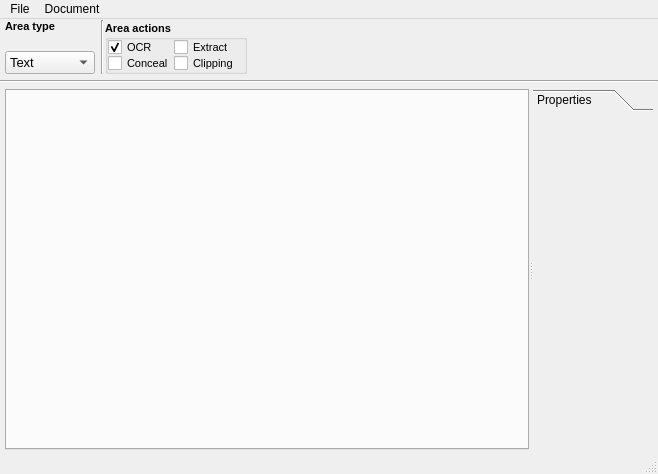
Qt form ui-doc-viewer/ui-widgets/views/mainwindow.ui (pornosaur/doc-viewer) before a commit.
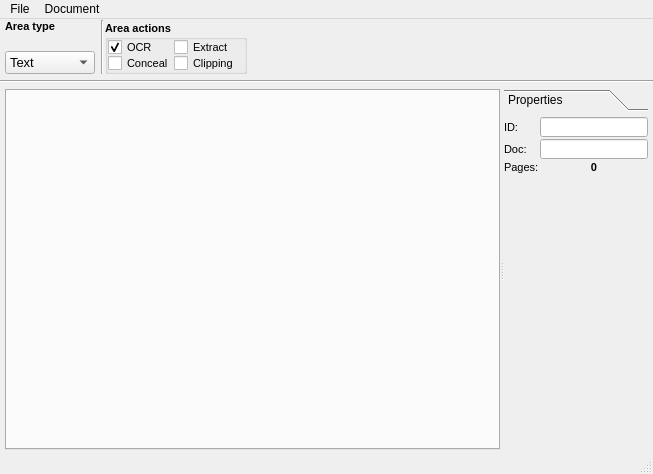
The same form after that commit. Custom widgets are drawn as their Qt base class.

Diff of the .ui file:
```diff
--- a/ui-doc-viewer/ui-widgets/views/mainwindow.ui
+++ b/ui-doc-viewer/ui-widgets/views/mainwindow.ui
@@ -9,7 +9,7 @@
    <rect>
     <x>0</x>
     <y>0</y>
-    <width>658</width>
+    <width>653</width>
     <height>474</height>
    </rect>
   </property>
@@ -477,6 +477,12 @@
           </property>
          </widget>
          <widget class="QToolBox" name="tool_box_property">
+          <property name="sizePolicy">
+           <sizepolicy hsizetype="Minimum" vsizetype="Expanding">
+            <horstretch>0</horstretch>
+            <verstretch>0</verstretch>
+           </sizepolicy>
+          </property>
           <property name="minimumSize">
            <size>
             <width>120</width>
@@ -501,6 +507,24 @@
              <height>339</height>
             </rect>
            </property>
+           <property name="sizePolicy">
+            <sizepolicy hsizetype="Fixed" vsizetype="Preferred">
+             <horstretch>0</horstretch>
+             <verstretch>0</verstretch>
+            </sizepolicy>
+           </property>
+           <property name="minimumSize">
+            <size>
+             <width>120</width>
+             <height>0</height>
+            </size>
+           </property>
+           <property name="baseSize">
+            <size>
+             <width>120</width>
+             <height>0</height>
+            </size>
+           </property>
            <attribute name="label">
             <string>Properties</string>
            </attribute>
@@ -517,6 +541,139 @@
             <property name="bottomMargin">
              <number>0</number>
             </property>
+            <item>
+             <widget class="QWidget" name="form_layout_properties" native="true">
+              <layout class="QFormLayout" name="formLayout">
+               <property name="horizontalSpacing">
+                <number>1</number>
+               </property>
+               <property name="verticalSpacing">
+                <number>2</number>
+               </property>
+               <property name="leftMargin">
+                <number>0</number>
+               </property>
+               <property name="topMargin">
+                <number>0</number>
+               </property>
+               <property name="rightMargin">
+                <number>0</number>
+               </property>
+               <property name="bottomMargin">
+                <number>0</number>
+               </property>
+               <item row="0" column="0">
+                <widget class="QLabel" name="label_id">
+                 <property name="font">
+                  <font>
+                   <pointsize>8</pointsize>
+                  </font>
+                 </property>
+                 <property name="text">
+                  <string>ID:</string>
+                 </property>
+                </widget>
+               </item>
+               <item row="0" column="1">
+                <widget class="QLineEdit" name="line_edit_id">
+                 <property name="sizePolicy">
+                  <sizepolicy hsizetype="MinimumExpanding" vsizetype="Fixed">
+                   <horstretch>0</horstretch>
+                   <verstretch>0</verstretch>
+                  </sizepolicy>
+                 </property>
+                 <property name="minimumSize">
+                  <size>
+                   <width>50</width>
+                   <height>0</height>
+                  </size>
+                 </property>
+                 <property name="maximumSize">
+                  <size>
+                   <width>16777215</width>
+                   <height>20</height>
+                  </size>
+                 </property>
+                </widget>
+               </item>
+               <item row="1" column="0">
+                <widget class="QLabel" name="label_doc">
+                 <property name="font">
+                  <font>
+                   <pointsize>8</pointsize>
+                  </font>
+                 </property>
+                 <property name="text">
+                  <string>Doc:</string>
+                 </property>
+                </widget>
+               </item>
+               <item row="1" column="1">
+                <widget class="QLineEdit" name="line_edit_doc">
+                 <property name="sizePolicy">
+                  <sizepolicy hsizetype="MinimumExpanding" vsizetype="Fixed">
+                   <horstretch>0</horstretch>
+                   <verstretch>0</verstretch>
+                  </sizepolicy>
+                 </property>
+                 <property name="minimumSize">
+                  <size>
+                   <width>50</width>
+                   <height>0</height>
+                  </size>
+                 </property>
+                 <property name="maximumSize">
+                  <size>
+                   <width>16777215</width>
+                   <height>20</height>
+                  </size>
+                 </property>
+                </widget>
+               </item>
+               <item row="2" column="0">
+                <widget class="QLabel" name="label_pages">
+                 <property name="font">
+                  <font>
+                   <pointsize>8</pointsize>
+                  </font>
+                 </property>
+                 <property name="text">
+                  <string>Pages:</string>
+                 </property>
+                </widget>
+               </item>
+               <item row="2" column="1">
+                <widget class="QLabel" name="label_pages_num">
+                 <property name="sizePolicy">
+                  <sizepolicy hsizetype="MinimumExpanding" vsizetype="Preferred">
+                   <horstretch>0</horstretch>
+                   <verstretch>0</verstretch>
+                  </sizepolicy>
+                 </property>
+                 <property name="minimumSize">
+                  <size>
+                   <width>50</width>
+                   <height>0</height>
+                  </size>
+                 </property>
+                 <property name="font">
+                  <font>
+                   <pointsize>8</pointsize>
+                   <weight>75</weight>
+                   <bold>true</bold>
+                  </font>
+                 </property>
+                 <property name="text">
+                  <string>0</string>
+                 </property>
+                 <property name="alignment">
+                  <set>Qt::AlignCenter</set>
+                 </property>
+                </widget>
+               </item>
+              </layout>
+             </widget>
+            </item>
            </layout>
           </widget>
          </widget>
@@ -532,7 +689,7 @@
     <rect>
      <x>0</x>
      <y>0</y>
-     <width>658</width>
+     <width>653</width>
      <height>22</height>
     </rect>
    </property>
```
Left out of the diff: 11 changed lines with no effect on the pictures.
